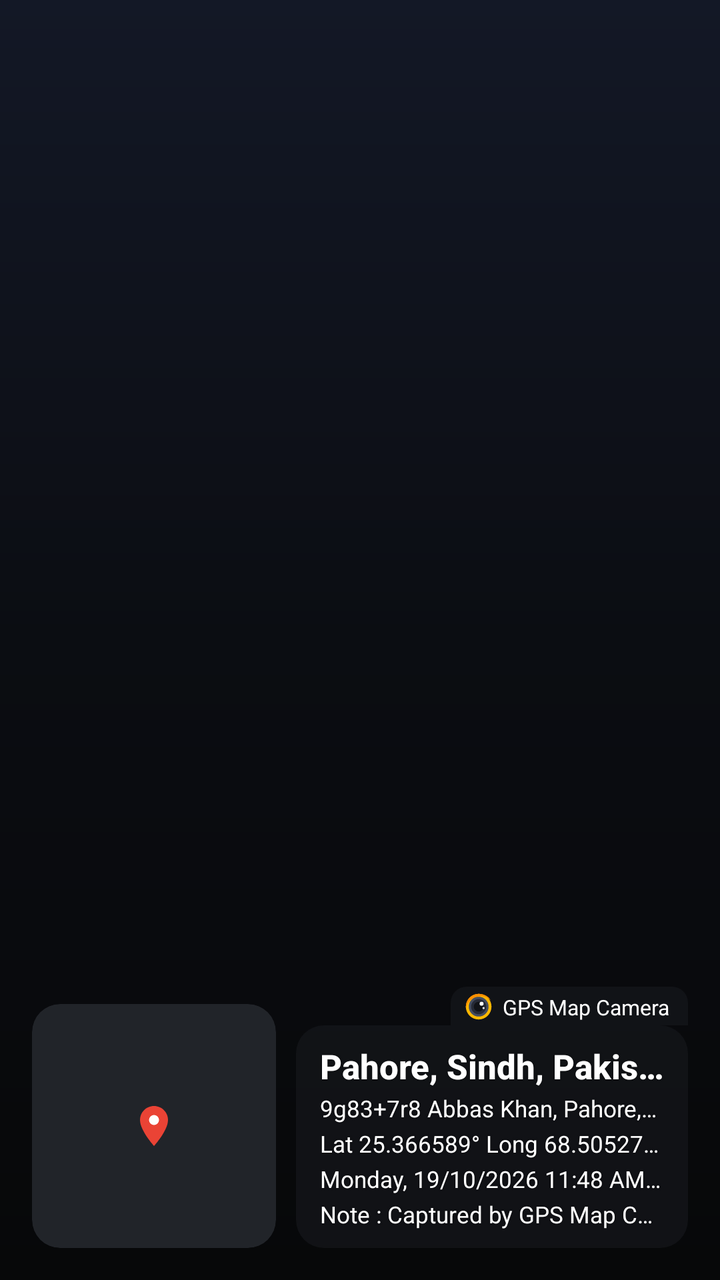
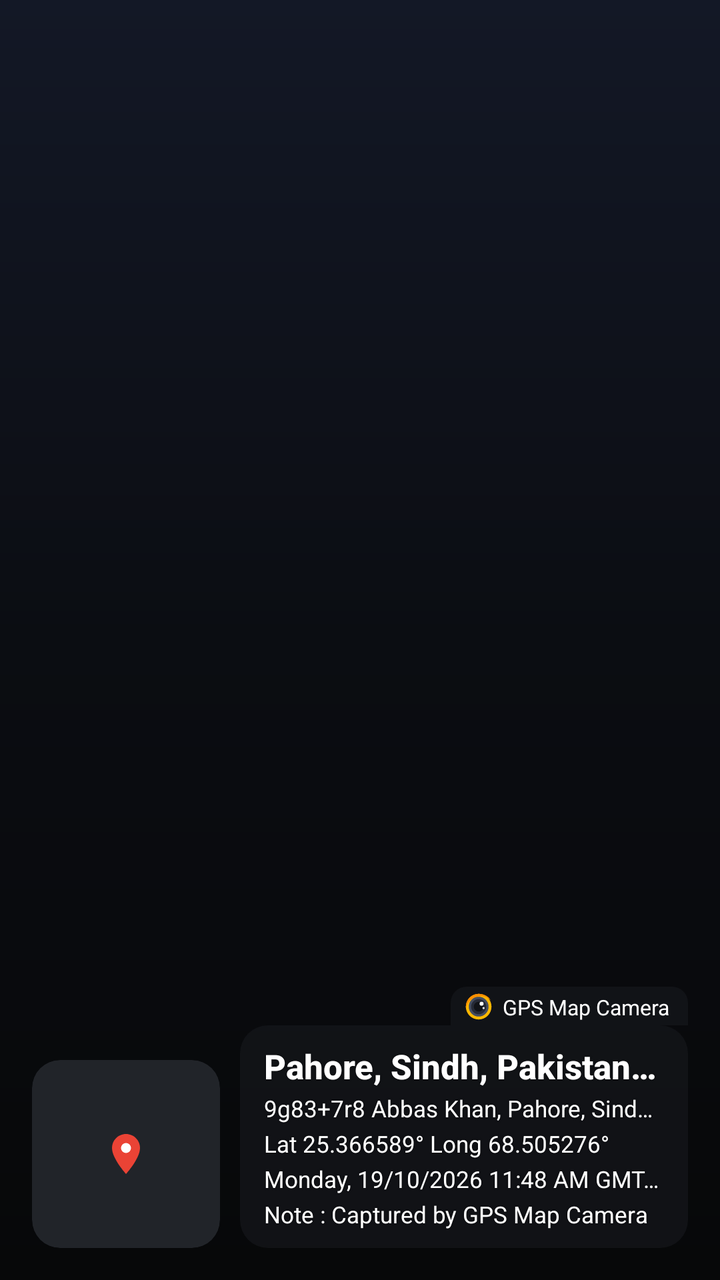

The first picture is an Android layout as it rendered before a commit; the second is the same layout after the commit. The layout source and the unified diff follow.
<!-- AndroidManifest.xml: application theme Theme.GpsMapCamera -->
<!-- res/layout/stamp_overlay.xml -->
<?xml version="1.0" encoding="utf-8"?>
<LinearLayout xmlns:android="http://schemas.android.com/apk/res/android"
    xmlns:app="http://schemas.android.com/apk/res-auto"
    android:id="@+id/stampRoot"
    android:layout_width="match_parent"
    android:layout_height="wrap_content"
    android:orientation="horizontal"
    android:gravity="bottom"
    android:paddingStart="16dp"
    android:paddingEnd="16dp"
    android:paddingBottom="16dp"
    android:clipChildren="false"
    android:clipToPadding="false"
    android:background="@android:color/transparent">

    
    <com.google.android.material.card.MaterialCardView
        android:id="@+id/stampMapCard"
        android:layout_width="122dp"
        android:layout_height="122dp"
        android:layout_gravity="bottom"
        app:cardBackgroundColor="#212429"
        app:cardCornerRadius="14dp"
        app:cardElevation="0dp"
        app:cardPreventCornerOverlap="false"
        app:strokeWidth="0dp">

        <FrameLayout
            android:layout_width="match_parent"
            android:layout_height="match_parent">

            
            <ImageView
                android:id="@+id/stampMapImage"
                android:layout_width="match_parent"
                android:layout_height="match_parent"
                android:contentDescription="Map satellite view"
                android:scaleType="centerCrop" />

            
            <ImageView
                android:id="@+id/stampMapPin"
                android:layout_width="24dp"
                android:layout_height="24dp"
                android:layout_gravity="center"
                android:contentDescription="Location Pin"
                android:src="@drawable/ic_red_pin" />

            
            <TextView
                android:id="@+id/stampMapCredit"
                android:layout_width="wrap_content"
                android:layout_height="wrap_content"
                android:layout_gravity="bottom|start"
                android:layout_marginStart="8dp"
                android:layout_marginBottom="6dp"
                android:fontFamily="sans-serif-bold"
                android:shadowColor="#B3000000"
                android:shadowDx="1"
                android:shadowDy="1"
                android:shadowRadius="3"
                android:text=""
                android:textColor="#FFFFFF"
                android:textSize="9sp"
                android:textStyle="bold" />
        </FrameLayout>
    </com.google.android.material.card.MaterialCardView>

    
    <LinearLayout
        android:id="@+id/stampRightContainer"
        android:layout_width="0dp"
        android:layout_height="wrap_content"
        android:layout_marginStart="10dp"
        android:layout_weight="1"
        android:layout_gravity="bottom"
        android:orientation="vertical">

        
        <LinearLayout
            android:id="@+id/stampBadge"
            android:layout_width="wrap_content"
            android:layout_height="wrap_content"
            android:layout_gravity="end"
            android:layout_marginBottom="0dp"
            android:background="@drawable/bg_stamp_badge"
            android:gravity="center_vertical"
            android:orientation="horizontal"
            android:paddingStart="7dp"
            android:paddingTop="3dp"
            android:paddingEnd="9dp"
            android:paddingBottom="2dp">

            
            <ImageView
                android:layout_width="14dp"
                android:layout_height="14dp"
                android:contentDescription="GPS Map Camera Lens Icon"
                android:src="@drawable/ic_gps_camera_lens_logo" />

            <TextView
                android:layout_width="wrap_content"
                android:layout_height="wrap_content"
                android:layout_marginStart="5dp"
                android:fontFamily="sans-serif"
                android:text="GPS Map Camera"
                android:textColor="#FFFFFF"
                android:textSize="10.5sp" />
        </LinearLayout>

        
        <LinearLayout
            android:id="@+id/stampInfoBox"
            android:layout_width="match_parent"
            android:layout_height="wrap_content"
            android:layout_marginTop="0dp"
            android:background="@drawable/bg_stamp_box"
            android:orientation="vertical"
            android:paddingStart="12dp"
            android:paddingTop="9dp"
            android:paddingEnd="12dp"
            android:paddingBottom="9dp">

            
            <TextView
                android:id="@+id/stampTitle"
                android:layout_width="match_parent"
                android:layout_height="wrap_content"
                android:ellipsize="end"
                android:fontFamily="sans-serif-medium"
                android:shadowColor="#80000000"
                android:shadowRadius="2"
                android:singleLine="true"
                android:text="Pahore, Sindh, Pakistan 🇵🇰"
                android:textColor="#FFFFFF"
                android:textSize="17sp"
                android:textStyle="bold" />

            
            <TextView
                android:id="@+id/stampAddress"
                android:layout_width="match_parent"
                android:layout_height="wrap_content"
                android:layout_marginTop="2dp"
                android:ellipsize="end"
                android:fontFamily="sans-serif"
                android:shadowColor="#80000000"
                android:shadowRadius="2"
                android:singleLine="true"
                android:text="9g83+7r8 Abbas Khan, Pahore, Sindh , Pakistan"
                android:textColor="#FFFFFF"
                android:textSize="11.5sp" />

            
            <TextView
                android:id="@+id/stampCoordinates"
                android:layout_width="match_parent"
                android:layout_height="wrap_content"
                android:layout_marginTop="2dp"
                android:ellipsize="end"
                android:fontFamily="sans-serif"
                android:shadowColor="#80000000"
                android:shadowRadius="2"
                android:singleLine="true"
                android:text="Lat 25.366589° Long 68.505276°"
                android:textColor="#FFFFFF"
                android:textSize="11.5sp" />

            
            <TextView
                android:id="@+id/stampDateTime"
                android:layout_width="match_parent"
                android:layout_height="wrap_content"
                android:layout_marginTop="2dp"
                android:ellipsize="end"
                android:fontFamily="sans-serif"
                android:shadowColor="#80000000"
                android:shadowRadius="2"
                android:singleLine="true"
                android:text="Monday, 19/10/2026 11:48 AM GMT +05:00"
                android:textColor="#FFFFFF"
                android:textSize="11.5sp" />

            
            <TextView
                android:id="@+id/stampNote"
                android:layout_width="match_parent"
                android:layout_height="wrap_content"
                android:layout_marginTop="2dp"
                android:ellipsize="end"
                android:fontFamily="sans-serif"
                android:shadowColor="#80000000"
                android:shadowRadius="2"
                android:singleLine="true"
                android:text="Note : Captured by GPS Map Camera"
                android:textColor="#FFFFFF"
                android:textSize="11.5sp" />
        </LinearLayout>
    </LinearLayout>
</LinearLayout>
<!-- resources referenced by this layout -->
<resources>
  <!-- drawable bg_stamp_badge (drawable) -->
  <?xml version="1.0" encoding="utf-8"?>
  <shape xmlns:android="http://schemas.android.com/apk/res/android"
      android:shape="rectangle">
      <solid android:color="#B815171B" />
      <corners
          android:topLeftRadius="8dp"
          android:topRightRadius="8dp"
          android:bottomLeftRadius="0dp"
          android:bottomRightRadius="0dp" />
  </shape>
  <!-- drawable bg_stamp_box (drawable) -->
  <?xml version="1.0" encoding="utf-8"?>
  <shape xmlns:android="http://schemas.android.com/apk/res/android"
      android:shape="rectangle">
      <solid android:color="#B815171B" />
      <corners android:radius="14dp" />
  </shape>
  <!-- drawable ic_red_pin (drawable) -->
  <vector xmlns:android="http://schemas.android.com/apk/res/android"
      android:width="24dp"
      android:height="24dp"
      android:viewportWidth="24"
      android:viewportHeight="24">
      <path
          android:fillColor="#EA4335"
          android:pathData="M12,2C8.13,2 5,5.13 5,9c0,5.25 7,13 7,13s7,-7.75 7,-13c0,-3.87 -3.13,-7 -7,-7z"/>
      <path
          android:fillColor="#FFFFFF"
          android:pathData="M12,9m-2.5,0a2.5,2.5 0 1,0 5,0a2.5,2.5 0 1,0 -5,0"/>
  </vector>
  <color name="accent_blue">#2D9CFF</color>
  <color name="accent_blue_deep">#1967D2</color>
  <color name="accent_amber">#FFB300</color>
  <color name="accent_amber_deep">#FF8F00</color>
  <color name="on_amber">#1A1200</color>
  <color name="bg_deep">#0B0D12</color>
  <color name="surface_dark">#171B24</color>
  <color name="text_bright">#F2F4F8</color>
  <color name="text_muted">#9AA3B2</color>
  <!-- drawable bg_main_gradient (drawable) -->
  <?xml version="1.0" encoding="utf-8"?>
  <shape xmlns:android="http://schemas.android.com/apk/res/android">
      <gradient
          android:angle="270"
          android:startColor="#131826"
          android:centerColor="#0B0D12"
          android:endColor="#070809" />
  </shape>
  <style name="Theme.GpsMapCamera.Alert" parent="ThemeOverlay.MaterialComponents.Dialog.Alert">
          <item name="android:windowBackground">@drawable/bg_dialog_window</item>
          <item name="colorPrimary">@color/accent_blue</item>
          <item name="colorSecondary">@color/accent_amber</item>
          <item name="android:textColorPrimary">@color/text_bright</item>
          <item name="android:textColor">@color/text_bright</item>
          <item name="android:colorControlActivated">@color/accent_blue</item>
          <item name="colorControlNormal">#5A6478</item>
      </style>
  <!-- drawable bg_dialog_window (drawable) -->
  <?xml version="1.0" encoding="utf-8"?>
  <inset xmlns:android="http://schemas.android.com/apk/res/android"
      android:insetLeft="18dp"
      android:insetTop="14dp"
      android:insetRight="18dp"
      android:insetBottom="14dp">
      <shape>
          <corners android:radius="22dp" />
          <solid android:color="@color/surface_dark" />
          <stroke
              android:width="1dp"
              android:color="@color/surface_stroke_soft" />
      </shape>
  </inset>
  <color name="surface_stroke_soft">#232B3D</color>
  <!-- unchanged entries left out for length: 2 -->
</resources>

<!-- the commit's change to res/layout/stamp_overlay.xml (unified diff, before → after) -->
@@ -16,8 +16,8 @@
     
     <com.google.android.material.card.MaterialCardView
         android:id="@+id/stampMapCard"
-        android:layout_width="122dp"
-        android:layout_height="122dp"
+        android:layout_width="94dp"
+        android:layout_height="94dp"
         android:layout_gravity="bottom"
         app:cardBackgroundColor="#212429"
         app:cardCornerRadius="14dp"
